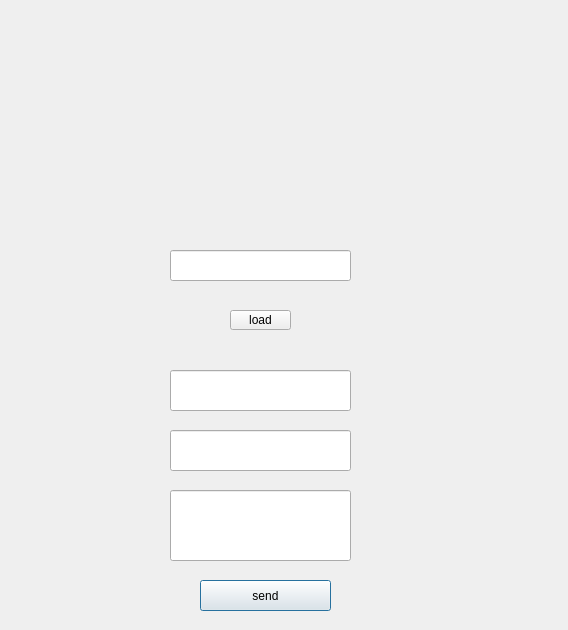
tr1plejj/crm-v1-app, file admin.ui: the form before one commit.
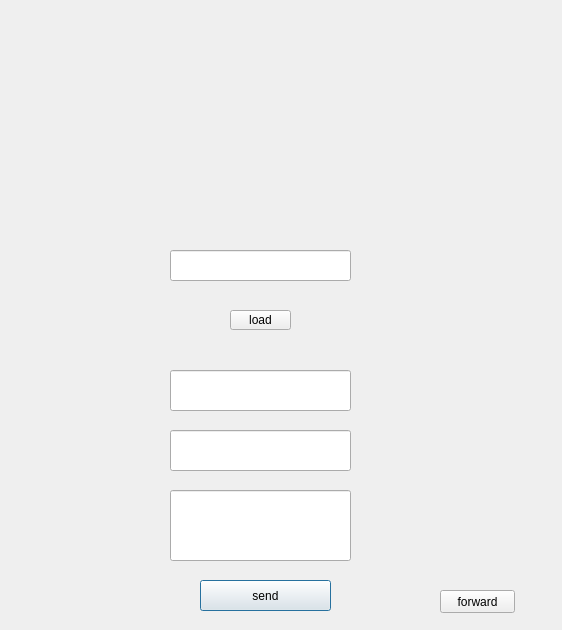
The form after the commit. Icons and pictures are not drawn.

Commit message: created second window with offers

Patch:
```diff
--- a/admin.ui
+++ b/admin.ui
@@ -6,7 +6,7 @@
    <rect>
     <x>0</x>
     <y>0</y>
-    <width>568</width>
+    <width>562</width>
     <height>630</height>
    </rect>
   </property>
@@ -98,6 +98,19 @@
     <string>load</string>
    </property>
   </widget>
+  <widget class="QPushButton" name="forward_button">
+   <property name="geometry">
+    <rect>
+     <x>440</x>
+     <y>590</y>
+     <width>75</width>
+     <height>23</height>
+    </rect>
+   </property>
+   <property name="text">
+    <string>forward</string>
+   </property>
+  </widget>
  </widget>
  <resources>
   <include location="test.qrc"/>
```
The commit also changes 6 other files.
